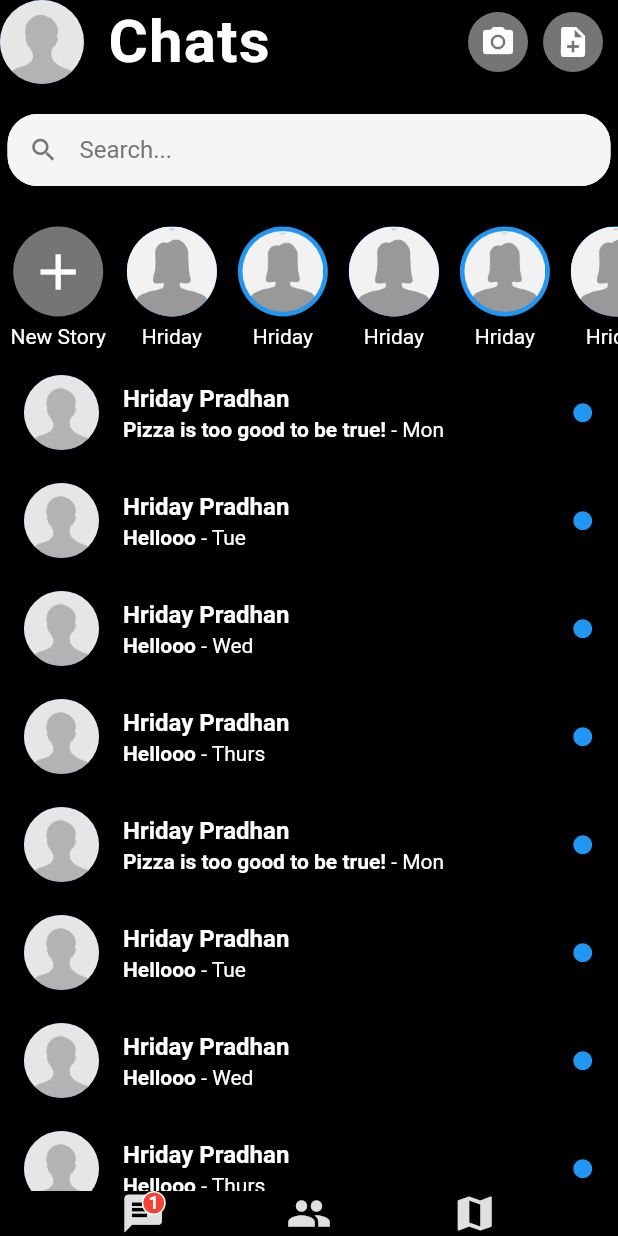
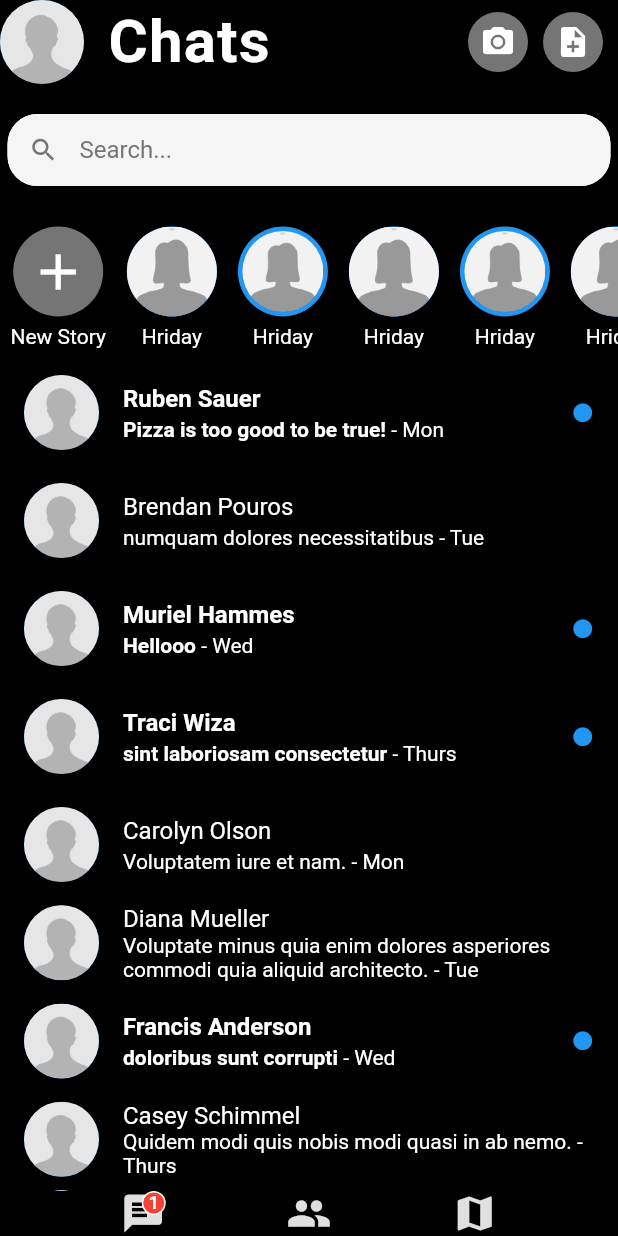
Before and after one commit to hridaypradhan/chat-app-ui-flutter, a Flutter app: the screen it shows after launch, on a phone screen of 412 x 824 dp. Run offline on Flutter 3.47's test engine with Material 2 defaults, Android fonts, the phone set to English and light mode, and no system bars.

Commit message:
Proper fake data

```diff
--- a/lib/fake_data.dart
+++ b/lib/fake_data.dart
@@ -13,68 +13,68 @@ final stories = [
   final messageThreads = [
     ChatListTile(
       day: 'Mon',
-      name: 'Hriday Pradhan',
+      name: 'Ruben Sauer',
       lastMessage: 'Pizza is too good to be true!',
       isUnread: true,
     ),
     ChatListTile(
       day: 'Tue',
-      name: 'Hriday Pradhan',
-      lastMessage: 'Hellooo',
-      isUnread: true,
+      name: 'Brendan Pouros',
+      lastMessage: 'numquam dolores necessitatibus',
+      isUnread: false,
     ),
     ChatListTile(
       day: 'Wed',
-      name: 'Hriday Pradhan',
+      name: 'Muriel Hammes',
       lastMessage: 'Hellooo',
       isUnread: true,
     ),
     ChatListTile(
       day: 'Thurs',
-      name: 'Hriday Pradhan',
-      lastMessage: 'Hellooo',
+      name: 'Traci Wiza',
+      lastMessage: 'sint laboriosam consectetur',
       isUnread: true,
     ),
     ChatListTile(
       day: 'Mon',
-      name: 'Hriday Pradhan',
-      lastMessage: 'Pizza is too good to be true!',
-      isUnread: true,
+      name: 'Carolyn Olson',
+      lastMessage: 'Voluptatem iure et nam.',
+      isUnread: false,
     ),
     ChatListTile(
       day: 'Tue',
-      name: 'Hriday Pradhan',
-      lastMessage: 'Hellooo',
-      isUnread: true,
+      name: 'Diana Mueller',
+      lastMessage: 'Voluptate minus quia enim dolores asperiores commodi quia aliquid architecto.',
+      isUnread: false,
     ),
     ChatListTile(
       day: 'Wed',
-      name: 'Hriday Pradhan',
-      lastMessage: 'Hellooo',
+      name: 'Francis Anderson',
+      lastMessage: 'doloribus sunt corrupti',
       isUnread: true,
     ),
     ChatListTile(
       day: 'Thurs',
-      name: 'Hriday Pradhan',
-      lastMessage: 'Hellooo',
-      isUnread: true,
+      name: 'Casey Schimmel',
+      lastMessage: 'Quidem modi quis nobis modi quasi in ab nemo.',
+      isUnread: false,
     ),
     ChatListTile(
       day: 'Fri',
-      name: 'Hriday Pradhan',
-      lastMessage: 'Hellooo',
+      name: 'Joy Windler',
+      lastMessage: 'Unde assumenda molestiae doloribus enim sit ut.',
       isUnread: true,
     ),
     ChatListTile(
       day: 'Sat',
-      name: 'Hriday Pradhan',
-      lastMessage: 'Hellooo',
-      isUnread: true,
+      name: 'Deborah Goldner Jr.',
+      lastMessage: 'Fuga quibusdam sequi optio eum in.',
+      isUnread: false,
     ),
     ChatListTile(
       day: 'Sun',
-      name: 'Hriday Pradhan',
-      lastMessage: 'Hellooo',
+      name: 'Mr. Andres Keebler',
+      lastMessage: 'et eum quo',
       isUnread: true,
     ),
   ];
```
